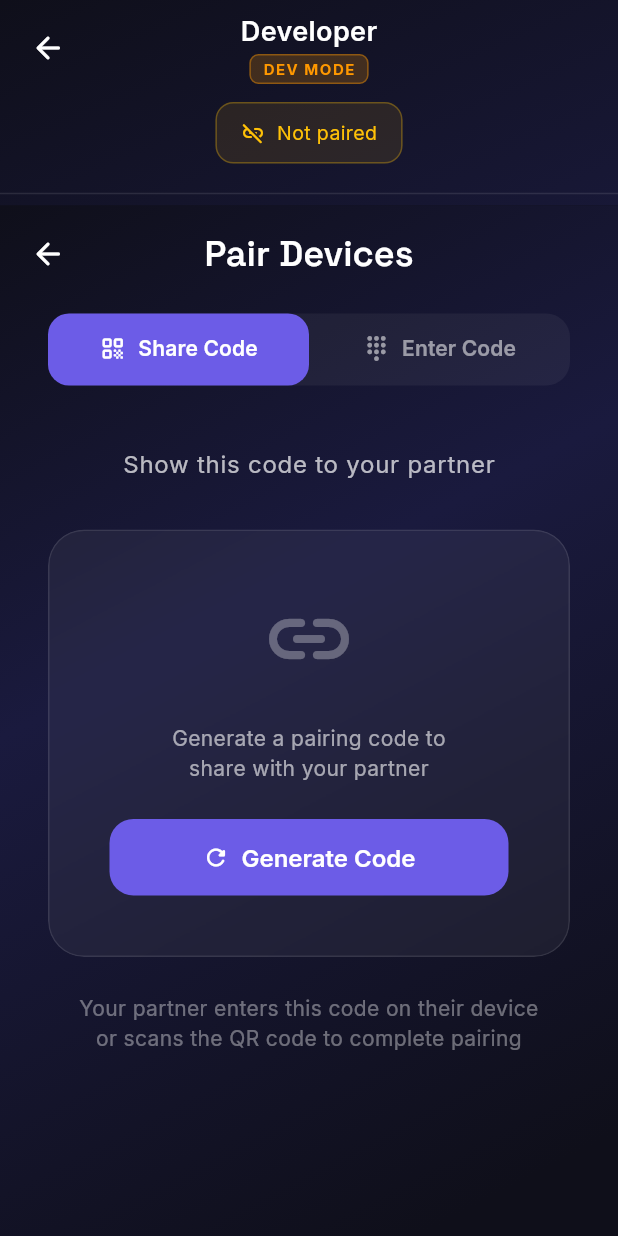
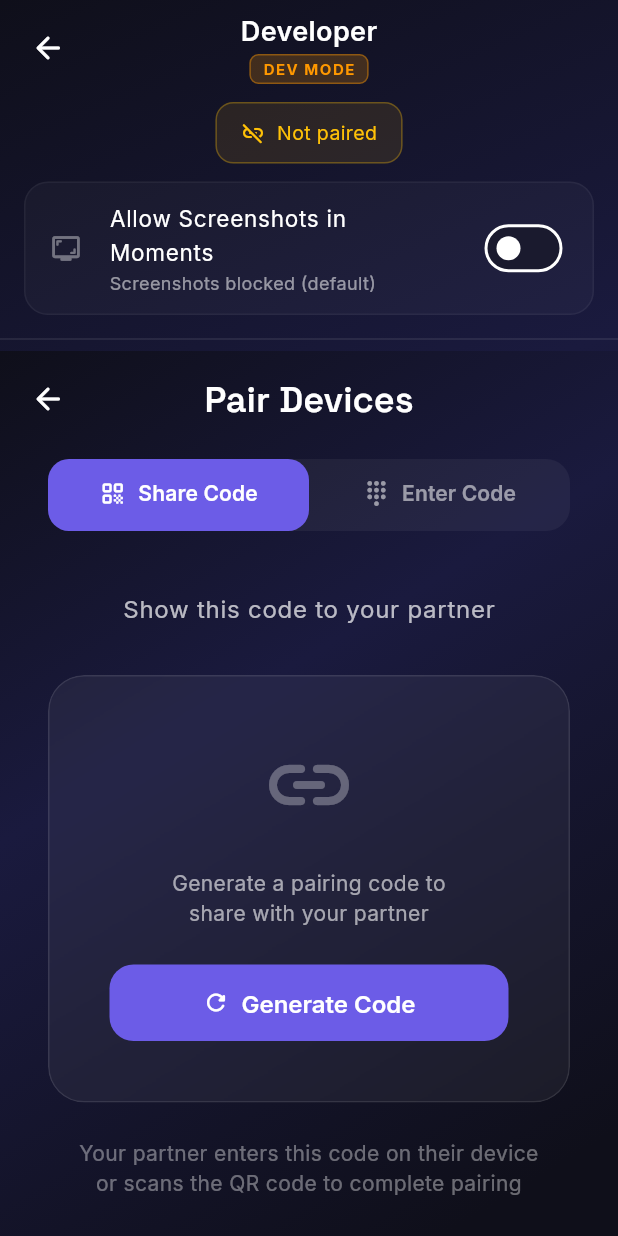
Before and after one commit to laurencepeter/LockSync, a Flutter app: the DeveloperScreen screen opened directly, on a phone screen of 412 x 824 dp. Run offline on Flutter 3.47's test engine with Material 3 defaults, Android fonts, the phone set to English and light mode, and no system bars; our stand-ins replace flutter_colorpicker, flutter_local_notifications, google_fonts, image_picker, permission_handler, qr_flutter and 2 more; missing offline and left inert: flutter_background_service, image_gallery_saver_plus, mobile_scanner; accounts and stored records are empty; network calls fail.

Commit message:
Add screenshot blocking for Moments viewer with dev-mode override
- MomentViewerScreen applies FLAG_SECURE on Android when opened,
  preventing screenshots and screen recording of one-view content;
  the flag is cleared on dispose so the rest of the app is unaffected.
- New `screenshotDevMode` storage key (hidden, default false) disables
  the block when enabled — exposed only in the Developer screen (PIN 1793),
  never visible in regular Settings.
- WallpaperPlugin.kt gains a `setSecureFlag` method channel handler.
- DeveloperScreen converted to StatefulWidget with an orange toggle for
  the screenshot dev-mode setting.

https://claude.ai/code/session_01Vo4J795hTFwVByHXz4wX1q

```diff
--- a/lib/screens/developer_screen.dart
+++ b/lib/screens/developer_screen.dart
@@ -3,6 +3,9 @@
 /// Exposes the full pairing UI so a developer / power user can pair with a
 /// different device without going through the welcome flow.  Pairing from
 /// here replaces the existing pair session (same as joining on first launch).
+///
+/// Also contains dev-only toggles (e.g. disabling screenshot blocking) that
+/// must NOT appear in the regular Settings screen.
 library;
 
 import 'package:flutter/material.dart';
@@ -12,8 +15,28 @@ import '../services/websocket_service.dart';
 import '../widgets/animated_gradient_bg.dart';
 import 'pairing_screen.dart';
 
-class DeveloperScreen extends StatelessWidget {
+class DeveloperScreen extends StatefulWidget {
   const DeveloperScreen({super.key});
+
+  @override
+  State<DeveloperScreen> createState() => _DeveloperScreenState();
+}
+
+class _DeveloperScreenState extends State<DeveloperScreen> {
+  bool _screenshotDevMode = false;
+
+  @override
+  void initState() {
+    super.initState();
+    final storage = context.read<WebSocketService>().storage;
+    _screenshotDevMode = storage.screenshotDevMode;
+  }
+
+  Future<void> _toggleScreenshotDevMode(bool value) async {
+    final storage = context.read<WebSocketService>().storage;
+    await storage.setScreenshotDevMode(value);
+    setState(() => _screenshotDevMode = value);
+  }
 
   @override
   Widget build(BuildContext context) {
@@ -116,6 +139,46 @@ class DeveloperScreen extends StatelessWidget {
 
               const SizedBox(height: 8),
 
+              // Dev-only settings
+              Padding(
+                padding: const EdgeInsets.symmetric(horizontal: 16),
+                child: Container(
+                  decoration: BoxDecoration(
+                    color: Colors.white.withValues(alpha: 0.03),
+                    borderRadius: BorderRadius.circular(16),
+                    border:
+                        Border.all(color: Colors.white.withValues(alpha: 0.05)),
+                  ),
+                  child: SwitchListTile(
+                    contentPadding:
+                        const EdgeInsets.symmetric(horizontal: 16, vertical: 4),
+                    secondary: Icon(
+                      Icons.screenshot_monitor_rounded,
+                      color: _screenshotDevMode
+                          ? Colors.orange
+                          : Colors.white38,
+                      size: 22,
+                    ),
+                    title: const Text(
+                      'Allow Screenshots in Moments',
+                      style: TextStyle(color: Colors.white, fontSize: 15),
+                    ),
+                    subtitle: Text(
+                      _screenshotDevMode
+                          ? 'Screenshot blocking disabled'
+                          : 'Screenshots blocked (default)',
+                      style: const TextStyle(
+                          color: Colors.white54, fontSize: 12),
+                    ),
+                    value: _screenshotDevMode,
+                    onChanged: _toggleScreenshotDevMode,
+                    activeColor: Colors.orange,
+                  ),
+                ),
+              ),
+
+              const SizedBox(height: 8),
+
               const Divider(color: Colors.white10),
 
               // Reuse the full pairing screen content
--- a/lib/services/storage_service.dart
+++ b/lib/services/storage_service.dart
@@ -28,6 +28,7 @@ class StorageService {
   static const _keyReminders = 'locksync_reminders';
   static const _keyCountdowns = 'locksync_countdowns';
   static const _keyMoments = 'locksync_moments';
+  static const _keyScreenshotDevMode = 'locksync_screenshot_dev_mode';
 
   late SharedPreferences _prefs;
 
@@ -217,6 +218,14 @@ class StorageService {
     await _prefs.setString(_keyCountdowns, jsonEncode(list));
   }
 
+  // Screenshot blocking dev mode — disables FLAG_SECURE on the Moment viewer.
+  // Only exposed in the hidden Developer screen, never shown in Settings.
+  bool get screenshotDevMode =>
+      _prefs.getBool(_keyScreenshotDevMode) ?? false;
+  Future<void> setScreenshotDevMode(bool value) async {
+    await _prefs.setBool(_keyScreenshotDevMode, value);
+  }
+
   // Moments (received image/video moments with view-count tracking)
   List<Map<String, dynamic>> getMoments() {
     final raw = _prefs.getString(_keyMoments);
```
Also changed, not shown: lib/screens/moments_screen.dart (+24 -2 lines), 1 other file.
